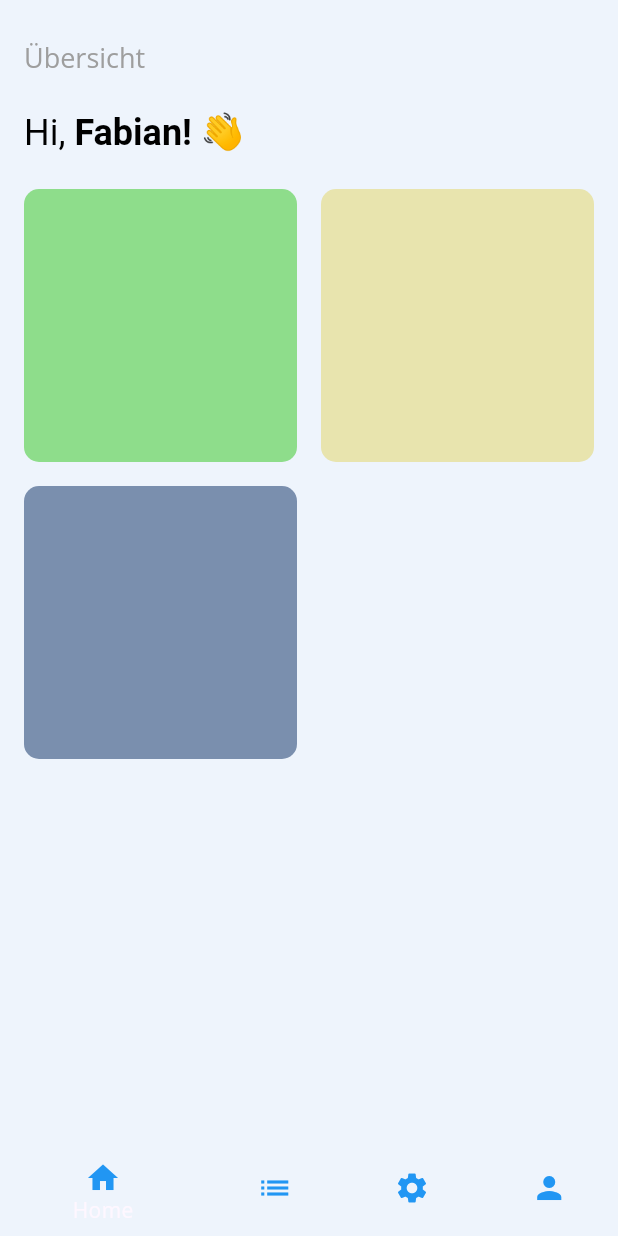
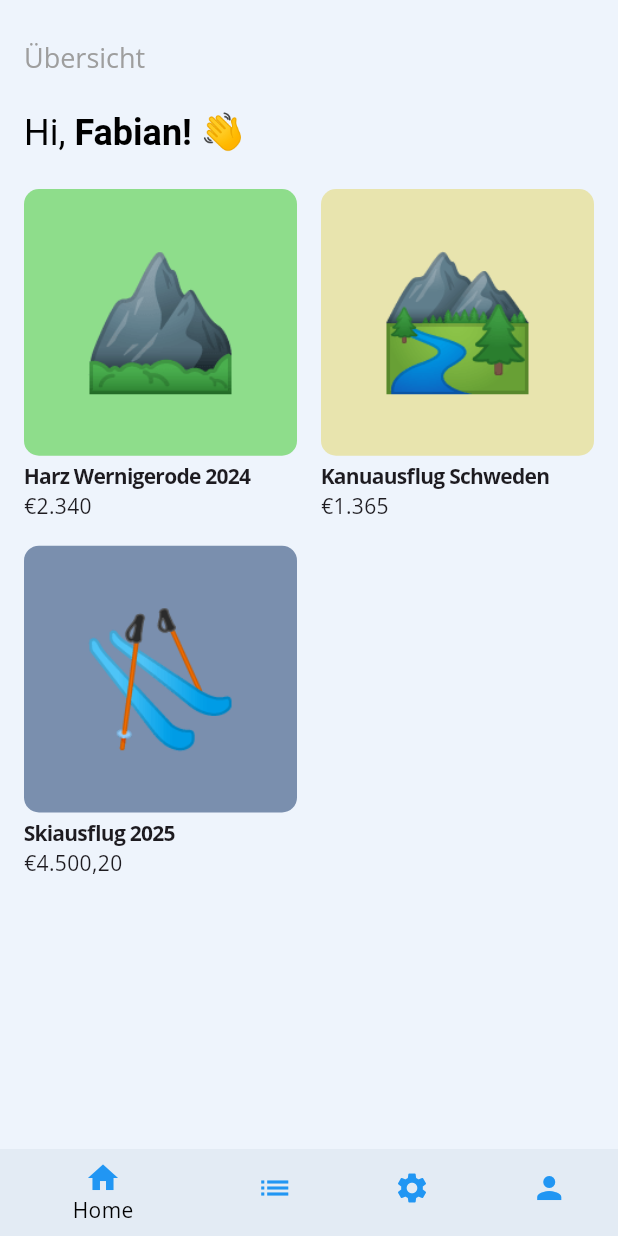
Before and after one commit to Fabianofski/equaly, a Flutter app: the screen it shows after launch, on a phone screen of 412 x 824 dp. Run offline on Flutter 3.47's test engine with Material 3 defaults, Android fonts, the phone set to English and light mode, and no system bars.

Commit message:
Add: Home Page - Expense List Cards

```diff
--- a/lib/main.dart
+++ b/lib/main.dart
@@ -1,3 +1,4 @@
+import 'package:equaly/pages/home.dart';
 import 'package:flutter/material.dart';
 
 void main() {
@@ -11,118 +12,17 @@ class MyApp extends StatelessWidget {
   Widget build(BuildContext context) {
     return MaterialApp(
       title: 'Equaly',
+      debugShowCheckedModeBanner: false,
       theme: ThemeData(
         fontFamily: 'Open Sans',
         appBarTheme: const AppBarTheme(
           color: Color(0xFFEEF4FC),
         ),
         scaffoldBackgroundColor: const Color(0xFFEEF4FC),
-        canvasColor: const Color(0xFFEEF4FC),
+        canvasColor: const Color(0xFFE3EBF4),
         useMaterial3: true,
       ),
-      home: const HomePage(title: 'Flutter Demo Home Page'),
+      home: const HomePage(),
     );
   }
 }
-
-class HomePage extends StatelessWidget {
-  const HomePage({super.key, required this.title});
-
-  final String title;
-
-  @override
-  Widget build(BuildContext context) {
-    return Scaffold(
-      appBar: PreferredSize(
-        preferredSize: const Size.fromHeight(110),
-        child: AppBar(
-          elevation: 0,
-          toolbarHeight: 110,
-          title: Padding(
-            padding: const EdgeInsets.only(top: 20.0),
-            child: Column(
-              crossAxisAlignment: CrossAxisAlignment.start,
-              children: [
-                const Text(
-                  'Übersicht',
-                  style: TextStyle(
-                    color: Colors.grey,
-                    fontSize: 18,
-                  ),
-                ),
-                const SizedBox(height: 24),
-                RichText(
-                  text: const TextSpan(
-                    style: TextStyle(
-                      fontSize: 24,
-                      color: Colors.black,
-                    ),
-                    children: [
-                      TextSpan(
-                        text: 'Hi, ',
-                        style: TextStyle(
-                          fontWeight: FontWeight.normal,
-                        ),
-                      ),
-                      TextSpan(
-                        text: 'Fabian! 👋',
-                        style: TextStyle(
-                          fontWeight: FontWeight.bold,
-                        ),
-                      ),
-                    ],
-                  ),
-                ),
-              ],
-            ),
-          ),
-        ),
-      ),
-      body: const HomeBody(),
-      bottomNavigationBar: BottomNavigationBar(elevation: 0, items: const [
-        BottomNavigationBarItem(
-            label: "Home", icon: Icon(Icons.home, color: Colors.blue)),
-        BottomNavigationBarItem(
-            label: "List", icon: Icon(Icons.list, color: Colors.blue)),
-        BottomNavigationBarItem(
-            label: "Settings", icon: Icon(Icons.settings, color: Colors.blue)),
-        BottomNavigationBarItem(
-            label: "Profile", icon: Icon(Icons.person, color: Colors.blue)),
-      ]),
-    );
-  }
-}
-
-class HomeBody extends StatelessWidget {
-  const HomeBody({super.key});
-
-  @override
-  Widget build(BuildContext context) {
-    return GridView.count(
-      crossAxisCount: 2,
-      padding: const EdgeInsets.all(16),
-      crossAxisSpacing: 16,
-      mainAxisSpacing: 16,
-      children: [
-        Container(
-          decoration: const BoxDecoration(
-            color: Color(0x883AC828),
-            borderRadius: BorderRadius.all(Radius.circular(10.0)),
-          ),
-        ),
-        Container(
-          decoration: const BoxDecoration(
-            color: Color(0x88E2D66A),
-            borderRadius: BorderRadius.all(Radius.circular(10.0)),
-          ),
-        ),
-        Container(
-          decoration: const BoxDecoration(
-            color: Color(0x8815376A),
-            borderRadius: BorderRadius.all(Radius.circular(10.0)),
-          ),
-        ),
-      ],
-    );
-  }
-}
--- /dev/null
+++ b/lib/pages/home.dart
@@ -0,0 +1,162 @@
+import 'package:flutter/material.dart';
+
+class HomePage extends StatelessWidget {
+  const HomePage({super.key});
+
+  @override
+  Widget build(BuildContext context) {
+    return Scaffold(
+      appBar: PreferredSize(
+        preferredSize: const Size.fromHeight(110),
+        child: AppBar(
+          elevation: 0,
+          toolbarHeight: 110,
+          title: Padding(
+            padding: const EdgeInsets.only(top: 20.0),
+            child: Column(
+              crossAxisAlignment: CrossAxisAlignment.start,
+              children: [
+                const Text(
+                  'Übersicht',
+                  style: TextStyle(
+                    color: Colors.grey,
+                    fontSize: 18,
+                  ),
+                ),
+                const SizedBox(height: 24),
+                RichText(
+                  text: const TextSpan(
+                    style: TextStyle(
+                      fontSize: 24,
+                      color: Colors.black,
+                    ),
+                    children: [
+                      TextSpan(
+                        text: 'Hi, ',
+                        style: TextStyle(
+                          fontWeight: FontWeight.normal,
+                        ),
+                      ),
+                      TextSpan(
+                        text: 'Fabian! 👋',
+                        style: TextStyle(
+                          fontWeight: FontWeight.bold,
+                        ),
+                      ),
+                    ],
+                  ),
+                ),
+              ],
+            ),
+          ),
+        ),
+      ),
+      body: const HomeBody(),
+      bottomNavigationBar: BottomNavigationBar(
+          elevation: 0,
+          fixedColor: Colors.black,
+          items: const [
+            BottomNavigationBarItem(
+                label: "Home", icon: Icon(Icons.home, color: Colors.blue)),
+            BottomNavigationBarItem(
+                label: "List", icon: Icon(Icons.list, color: Colors.blue)),
+            BottomNavigationBarItem(
+                label: "Settings",
+                icon: Icon(Icons.settings, color: Colors.blue)),
+            BottomNavigationBarItem(
+                label: "Profile", icon: Icon(Icons.person, color: Colors.blue)),
+          ]),
+    );
+  }
+}
+
+class HomeBody extends StatelessWidget {
+  const HomeBody({super.key});
+
+  @override
+  Widget build(BuildContext context) {
+    return GridView.count(
+      crossAxisCount: 2,
+      padding: const EdgeInsets.all(16),
+      crossAxisSpacing: 16,
+      mainAxisSpacing: 16,
+      childAspectRatio: (192.0 / 234.0),
+      children: const [
+        ExpenseListCard(
+            color: 0x883AC828,
+            emoji: '⛰️',
+            title: 'Harz Wernigerode 2024',
+            cost: '€2.340'),
+        ExpenseListCard(
+          color: 0x88E2D66A,
+          emoji: '🏞️',
+          title: 'Kanuausflug Schweden',
+          cost: '€1.365',
+        ),
+        ExpenseListCard(
+          color: 0x8815376A,
+          emoji: '🎿',
+          title: 'Skiausflug 2025',
+          cost: '€4.500,20',
+        ),
+      ],
+    );
+  }
+}
+
+class ExpenseListCard extends StatelessWidget {
+  const ExpenseListCard(
+      {super.key,
+      required this.color,
+      required this.emoji,
+      required this.title,
+      required this.cost});
+
+  final int color;
+  final String emoji;
+  final String title;
+  final String cost;
+
+  @override
+  Widget build(BuildContext context) {
+    return Column(
+      children: [
+        Expanded(
+          child: GestureDetector(
+            onTap: () => {print("Tapped: " + title)},
+            child: Container(
+              decoration: BoxDecoration(
+                color: Color(color),
+                borderRadius: BorderRadius.circular(10),
+              ),
+              child: Center(
+                child: Text(
+                  emoji,
+                  style: const TextStyle(fontSize: 86),
+                ),
+              ),
+            ),
+          ),
+        ),
+        const SizedBox(
+          height: 4.0,
+        ),
+        Align(
+          alignment: Alignment.centerLeft,
+          child: Text(
+            title,
+            style: const TextStyle(
+              fontWeight: FontWeight.bold,
+              fontSize: 14,
+              letterSpacing: -.5,
+            ),
+          ),
+        ),
+        Align(
+          alignment: Alignment.centerLeft,
+          child: Text(cost),
+        ),
+      ],
+    );
+  }
+}
--- a/pubspec.yaml
+++ b/pubspec.yaml
@@ -77,8 +77,8 @@ flutter:
   fonts:
     - family: Open Sans
       fonts:
-        - asset: fonts/OpenSans-Regular.ttf
-        - asset: fonts/OpenSans-Italic.ttf
+        - asset: fonts/OpenSans/OpenSans-Regular.ttf
+        - asset: fonts/OpenSans/OpenSans-Italic.ttf
           style: italic
-        - asset: fonts/OpenSans-Bold.ttf
+        - asset: fonts/OpenSans/OpenSans-Bold.ttf
           weight: 700
```
